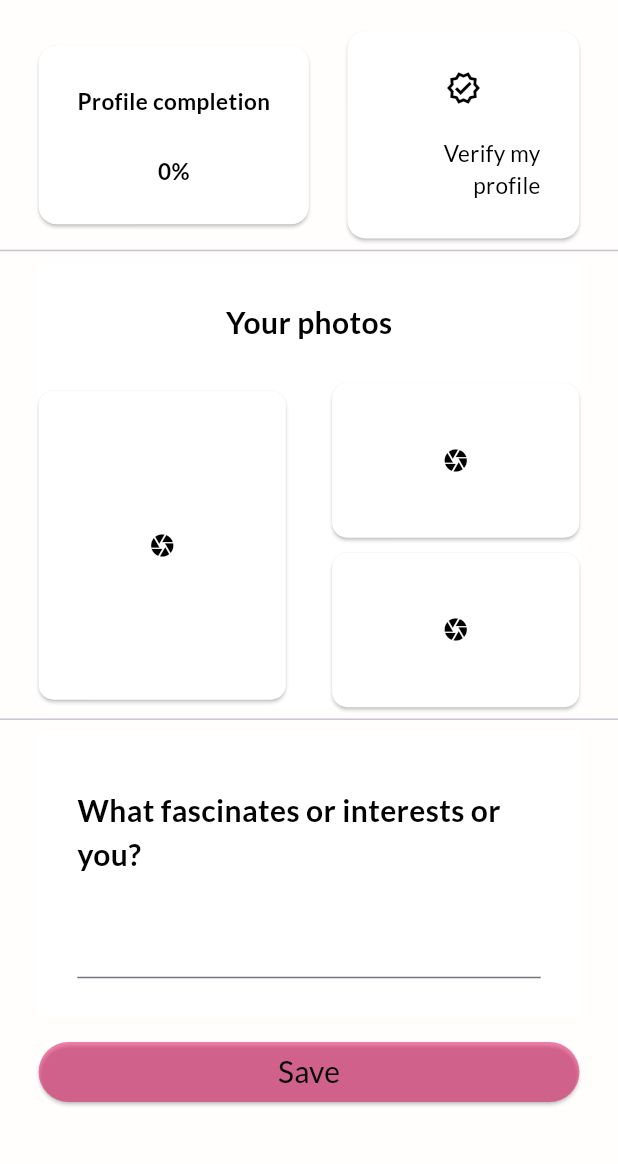
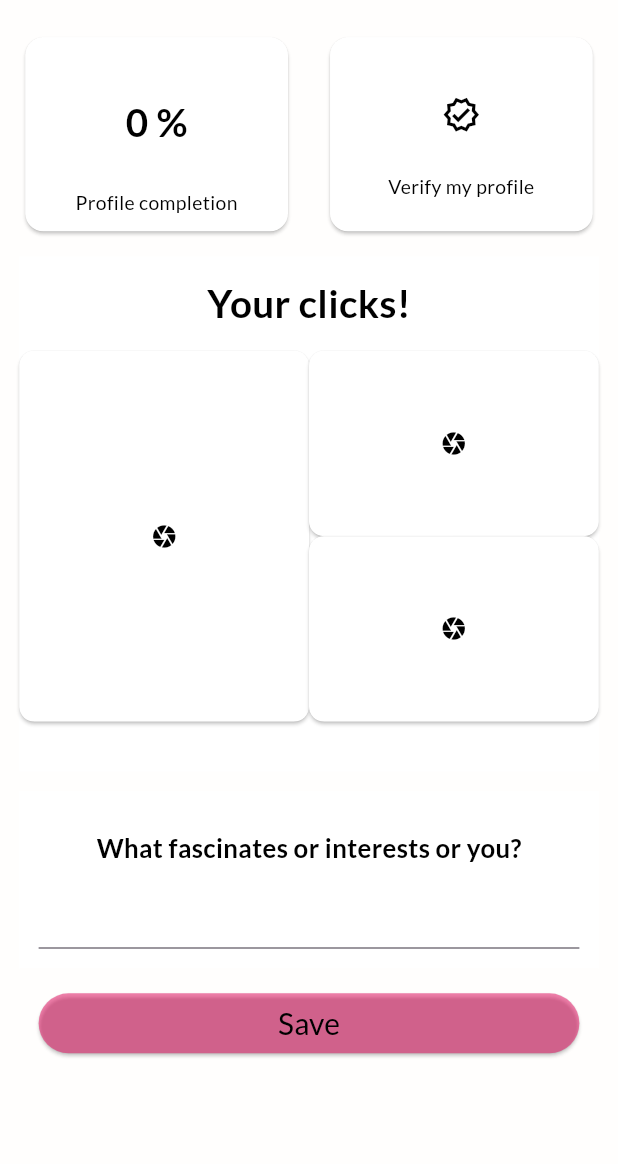
Before and after one commit to sarthakagrawal927/stumble-app, a Flutter app: the UserProfileCompletionScreen screen opened by its route, on a phone screen of 412 x 824 dp, the part 72-1236 px from its top. Run offline on Flutter 3.47's test engine with Material 3 defaults, Android fonts, the phone set to English and light mode, and no system bars; drawn by our look-alikes of showcaseview; our stand-ins replace cached_network_image, dio, firebase_core, firebase_crashlytics, firebase_messaging, flutter_otp_text_field and 9 more; missing offline and left inert: age_calculator, chucker_flutter, floating_bubbles; accounts and stored records are empty; Roboto replaces fonts that are missing (Sacramento).

Commit message:
Minor UI changes after APK analysis.

```diff
--- a/lib/screens/matches_and_chats_screen.dart
+++ b/lib/screens/matches_and_chats_screen.dart
@@ -60,7 +60,7 @@ class _MatchesAndChatsScreenState extends State<MatchesAndChatsScreen> {
       ),
       body: Container(
         margin: EdgeInsets.only(
-          top: MediaQuery.of(context).size.height / 32,
+          top: MediaQuery.of(context).size.width / 32,
           left: MediaQuery.of(context).size.width / 32,
           right: MediaQuery.of(context).size.width / 32,
         ),
--- a/lib/screens/user_profile_completion_screen.dart
+++ b/lib/screens/user_profile_completion_screen.dart
@@ -33,6 +33,26 @@ class _UserProfileCompletionScreenState
     super.initState();
   }
 
+  Padding profileCompletionWidget(
+    BuildContext context,
+    String profileCompletionPercentage,
+  ) {
+    return Padding(
+      padding: EdgeInsets.all(
+        MediaQuery.of(context).size.width / 16,
+      ),
+      child: Text(
+        textAlign: TextAlign.start,
+        profileCompletionPercentage,
+        style: TextStyle(
+          color: textColor,
+          fontSize: MediaQuery.of(context).size.width / 16,
+          fontWeight: FontWeight.bold,
+        ),
+      ),
+    );
+  }
+
   @override
   Widget build(BuildContext context) {
     int profileCompletionPercentage =
@@ -54,123 +74,66 @@ class _UserProfileCompletionScreenState
           Row(
             mainAxisAlignment: MainAxisAlignment.spaceBetween,
             children: [
-              Card(
+              Container(
+                height: MediaQuery.of(context).size.height / 6,
+                width: MediaQuery.of(context).size.width / 2.25,
                 margin: EdgeInsets.only(
-                  top: MediaQuery.of(context).size.height / 64,
-                  left: MediaQuery.of(context).size.width / 16,
-                  right: MediaQuery.of(context).size.width / 32,
+                  top: MediaQuery.of(context).size.width / 32,
+                  left: MediaQuery.of(context).size.width / 32,
                 ),
-                color: widgetColor,
-                child: Padding(
-                  padding: EdgeInsets.symmetric(
-                      horizontal: MediaQuery.of(context).size.width / 16,
-                      vertical: MediaQuery.of(context).size.width / 16),
-                  child: Column(
-                    children: [
-                      const Text(
-                        textAlign: TextAlign.start,
+                child: profileCompletionCard(
+                  context,
                   'Profile completion',
-                        style: TextStyle(
-                          color: textColor,
-                          fontSize: 15,
-                          fontWeight: FontWeight.bold,
-                        ),
-                      ),
-                      Padding(
-                        padding: EdgeInsets.only(
-                            top: MediaQuery.of(context).size.width / 16),
-                        child: Text(
-                          textAlign: TextAlign.start,
-                          "$profileCompletionPercentage%",
-                          style: const TextStyle(
-                            color: textColor,
-                            fontSize: 15,
-                            fontWeight: FontWeight.bold,
-                          ),
-                        ),
-                      )
-                    ],
+                  profileCompletionWidget(
+                    context,
+                    "$profileCompletionPercentage %",
                   ),
                 ),
               ),
-              Expanded(
-                child: Card(
+              Container(
+                height: MediaQuery.of(context).size.height / 6,
+                width: MediaQuery.of(context).size.width / 2.25,
                 margin: EdgeInsets.only(
-                    top: MediaQuery.of(context).size.height / 64,
-                    left: MediaQuery.of(context).size.width / 32,
-                    right: MediaQuery.of(context).size.width / 16,
+                  top: MediaQuery.of(context).size.width / 32,
+                  right: MediaQuery.of(context).size.width / 32,
                 ),
-                  color: whiteColor,
-                  child: Padding(
-                    padding: EdgeInsets.symmetric(
-                        horizontal: MediaQuery.of(context).size.width / 16,
-                        vertical: MediaQuery.of(context).size.width / 16),
                 child: isProfileVerified
-                        ? Column(
-                            children: <Widget>[
-                              const Icon(
+                    ? verificationStatusCard(
+                        context,
                         Icons.verified_sharp,
-                                color: Colors.blueAccent,
-                              ),
-                              Padding(
-                                padding: EdgeInsets.only(
-                                    top:
-                                        MediaQuery.of(context).size.width / 20),
-                                child: const Text(
-                                  'Verified',
-                                  textAlign: TextAlign.end,
-                                  style: TextStyle(
-                                    color: Colors.blueAccent,
-                                    fontSize: 15,
-                                  ),
-                                ),
-                              ),
-                            ],
+                        Colors.blueAccent,
+                        "Verified",
                       )
-                        : Column(
-                            children: <Widget>[
-                              const Icon(
+                    : verificationStatusCard(
+                        context,
                         Icons.verified_outlined,
-                                color: textColor,
-                              ),
-                              Padding(
-                                padding: EdgeInsets.only(
-                                    top:
-                                        MediaQuery.of(context).size.width / 20),
-                                child: const Text(
-                                  'Verify my profile',
-                                  textAlign: TextAlign.end,
-                                  style: TextStyle(
-                                    color: textColor,
-                                    fontSize: 15,
-                                  ),
+                        textColor,
+                        "Verify my profile",
                       ),
               ),
             ],
           ),
-                  ),
-                ),
-              ),
-            ],
-          ),
-          const Divider(),
           Container(
+            height: MediaQuery.of(context).size.height / 2.4,
+            width: MediaQuery.of(context).size.width / 1.125,
             margin: EdgeInsets.only(
-              left: MediaQuery.of(context).size.width / 16,
-              right: MediaQuery.of(context).size.width / 16,
+              top: MediaQuery.of(context).size.width / 32,
+              left: MediaQuery.of(context).size.width / 32,
+              right: MediaQuery.of(context).size.width / 32,
             ),
             color: widgetColor,
             child: Column(
               children: [
                 Padding(
-                  padding:
-                      EdgeInsets.all(MediaQuery.of(context).size.width / 16),
-                  child: const Text(
+                  padding: EdgeInsets.all(
+                    MediaQuery.of(context).size.width / 32,
+                  ),
+                  child: Text(
                     textAlign: TextAlign.start,
-                    'Your photos',
+                    'Your clicks!',
                     style: TextStyle(
                       color: textColor,
-                      fontSize: 20,
+                      fontSize: MediaQuery.of(context).size.width / 16,
                       fontWeight: FontWeight.bold,
                     ),
                   ),
@@ -179,13 +142,13 @@ class _UserProfileCompletionScreenState
               ],
             ),
           ),
-          const Divider(),
           Container(
             margin: EdgeInsets.only(
-              left: MediaQuery.of(context).size.width / 16,
-              right: MediaQuery.of(context).size.width / 16,
+              top: MediaQuery.of(context).size.width / 32,
+              left: MediaQuery.of(context).size.width / 32,
+              right: MediaQuery.of(context).size.width / 32,
             ),
-            padding: EdgeInsets.all(MediaQuery.of(context).size.width / 16),
+            padding: EdgeInsets.all(MediaQuery.of(context).size.width / 32),
             color: widgetColor,
             child: Padding(
               padding:
@@ -234,4 +197,76 @@ class _UserProfileCompletionScreenState
       ),
     );
   }
+
+  Card verificationStatusCard(
+    BuildContext context,
+    IconData icon,
+    Color color,
+    String text,
+  ) {
+    return Card(
+      color: widgetColor,
+      child: Padding(
+        padding: EdgeInsets.symmetric(
+          horizontal: MediaQuery.of(context).size.width / 32,
+          vertical: MediaQuery.of(context).size.width / 32,
+        ),
+        child: Column(
+          children: <Widget>[
+            verificationIconToDisplay(context, icon, color),
+            Text(
+              text,
+              textAlign: TextAlign.end,
+              style: TextStyle(
+                color: textColor,
+                fontSize: MediaQuery.of(context).size.width / 32,
+              ),
+            ),
+          ],
+        ),
+      ),
+    );
   }
+
+  Padding verificationIconToDisplay(
+      BuildContext context, IconData icon, Color color) {
+    return Padding(
+      padding: EdgeInsets.all(
+        MediaQuery.of(context).size.width / 16,
+      ),
+      child: Icon(
+        size: MediaQuery.of(context).size.width / 16,
+        icon,
+        color: color,
+      ),
+    );
+  }
+
+  Widget profileCompletionCard(
+    BuildContext context,
+    String text,
+    Padding widgetToRender,
+  ) {
+    return Card(
+      color: widgetColor,
+      child: Padding(
+        padding: EdgeInsets.all(
+          MediaQuery.of(context).size.width / 32,
+        ),
+        child: Column(
+          children: [
+            widgetToRender,
+            Text(
+              text,
+              textAlign: TextAlign.end,
+              style: TextStyle(
+                color: textColor,
+                fontSize: MediaQuery.of(context).size.width / 32,
+              ),
+            ),
+          ],
+        ),
+      ),
+    );
+  }
+}
--- a/lib/widgets/ask_me_about_text_field.dart
+++ b/lib/widgets/ask_me_about_text_field.dart
@@ -15,26 +15,26 @@ class AskMeAboutTextField extends StatelessWidget {
   @override
   Widget build(BuildContext context) {
     return Column(
-      crossAxisAlignment: CrossAxisAlignment.start,
+      crossAxisAlignment: CrossAxisAlignment.center,
       children: <Widget>[
-        const Text(
+        Text(
           'What fascinates or interests or you?',
           textAlign: TextAlign.start,
           style: TextStyle(
             backgroundColor: widgetColor,
             color: textColor,
             fontWeight: FontWeight.bold,
-            fontSize: 20,
+            fontSize: MediaQuery.of(context).size.height / 48,
           ),
         ),
-        const SizedBox(
-          height: 20,
+        SizedBox(
+          height: MediaQuery.of(context).size.height / 128,
         ),
         SingleChildScrollView(
           child: TextFormField(
-            style: const TextStyle(
+            style: TextStyle(
               color: textColor,
-              fontSize: 20,
+              fontSize: MediaQuery.of(context).size.height / 64,
               backgroundColor: widgetColor,
             ),
             initialValue: currentValue,
--- a/lib/widgets/common/photo_uploader.dart
+++ b/lib/widgets/common/photo_uploader.dart
@@ -35,8 +35,9 @@ class _PhotoUploaderState extends State<PhotoUploader> {
     }
   }
 
+  // (3 / 10) - (1 / 64) = (91 / 640)
   Widget imageHandler(int imagePos,
-      {double heightMultiplier = 1 / 8, double widthMultiplier = 0.4}) {
+      {double heightMultiplier = 0.15, double widthMultiplier = 15 / 32}) {
     bool doesImageExist =
         Provider.of<Profile>(context).isImageAtPosPresent(imagePos);
     String imagePath =
@@ -75,14 +76,12 @@ class _PhotoUploaderState extends State<PhotoUploader> {
     bool isSingleUpload = mode == PhotoUploaderMode.singleUpload;
     return Row(children: [
       imageHandler(1,
-          heightMultiplier: isSingleUpload ? 0.4 : 0.25,
-          widthMultiplier: isSingleUpload ? 0.85 : 0.4),
+          heightMultiplier: isSingleUpload ? 0.4 : 0.30,
+          widthMultiplier: isSingleUpload ? 0.85 : 15 / 32),
       if (!isSingleUpload) ...[
-        const Spacer(),
         Column(
           children: [
             imageHandler(2),
-            const SizedBox(height: 10),
             imageHandler(3),
           ],
         )
```
Also changed, not shown: lib/screens/filters_screen.dart (+35 -33 lines), lib/widgets/swipe_card.dart (+9 -19 lines). Lines whose indentation alone changed are shown as unchanged.
